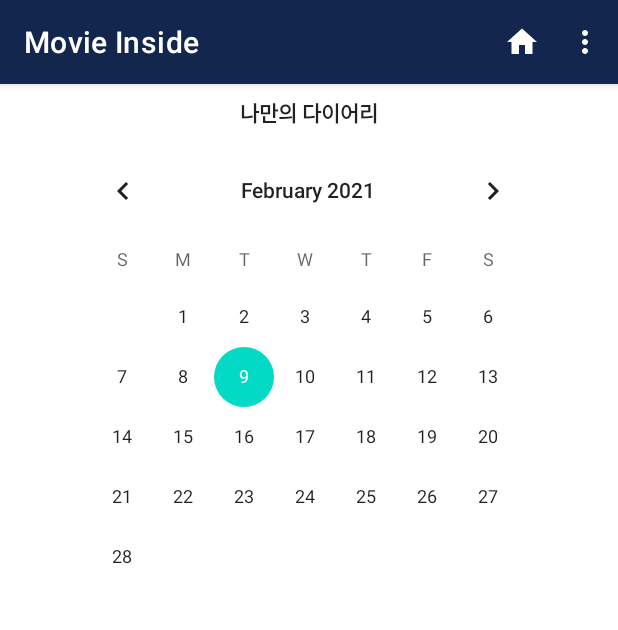
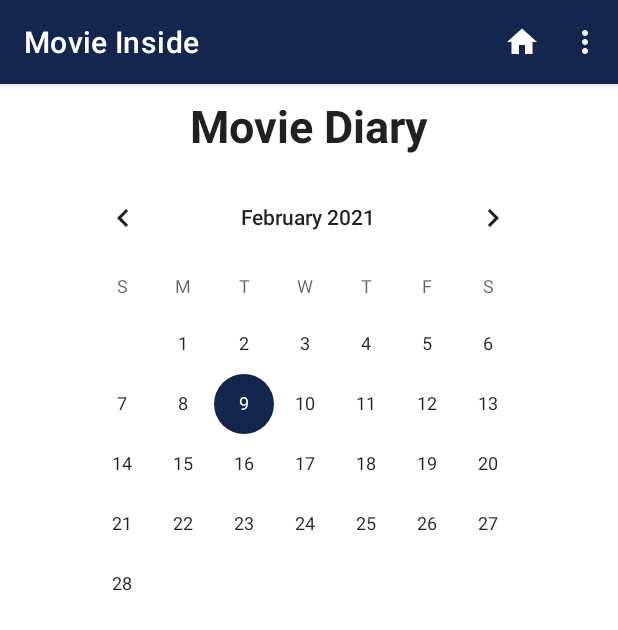
Before and after one commit to su0su/MovieInside, an Android app: the CalenderActivity screen opened directly, with no data from a screen before it, on a phone screen of 412 x 824 dp. Shown: the top 630 px of the screen. Run offline under Robolectric (Android 15) with nearby library versions, the phone set to English and light mode, and no system bars; pictures from the network do not load.

Commit message:
캘린더 수정

```diff
--- /dev/null
+++ b/app/src/main/res/drawable-v24/line.xml
@@ -0,0 +1,17 @@
+<?xml version="1.0" encoding="utf-8"?>
+<layer-list xmlns:android="http://schemas.android.com/apk/res/android" >
+
+    <item>
+        <shape android:shape="rectangle">
+            <stroke android:width="5dp" android:color="@color/navy" />
+            <solid android:color="#ffffff" />
+        </shape>
+    </item>
+
+    <item android:bottom="3dp">
+        <shape android:shape="rectangle">
+            <stroke android:width="5dp" android:color="#ffffff" />
+            <solid android:color="#00000000" />
+        </shape>
+    </item>
+</layer-list>
--- a/app/src/main/res/layout/calender.xml
+++ b/app/src/main/res/layout/calender.xml
@@ -2,6 +2,7 @@
 <androidx.constraintlayout.widget.ConstraintLayout
     xmlns:android="http://schemas.android.com/apk/res/android"
     xmlns:app="http://schemas.android.com/apk/res-auto"
+    xmlns:tools="http://schemas.android.com/tools"
     android:layout_width="match_parent"
     android:layout_height="match_parent">
 
@@ -10,7 +11,7 @@
         android:layout_width="328dp"
         android:layout_height="310dp"
         android:layout_marginStart="8dp"
-        android:layout_marginTop="8dp"
+        android:layout_marginTop="4dp"
         android:layout_marginEnd="8dp"
         app:layout_constraintEnd_toEndOf="parent"
         app:layout_constraintHorizontal_bias="0.488"
@@ -22,7 +23,6 @@
         android:layout_width="0dp"
         android:layout_height="wrap_content"
         android:layout_marginStart="8dp"
-        android:layout_marginTop="8dp"
         android:layout_marginEnd="8dp"
         android:gravity="center"
         android:textAppearance="@style/TextAppearance.AppCompat.Large"
@@ -33,11 +33,14 @@
 
     <TextView
         android:id="@+id/textView2"
-        android:layout_width="0dp"
-        android:layout_height="0dp"
+        android:layout_width="382dp"
+        android:layout_height="91dp"
         android:layout_marginStart="8dp"
+        android:layout_marginTop="4dp"
         android:layout_marginEnd="8dp"
-        android:gravity="center"
+        android:background="@drawable/line"
+        android:gravity="start"
+        android:textColor="@color/black"
         android:visibility="invisible"
         app:layout_constraintBottom_toBottomOf="@+id/contextEditText"
         app:layout_constraintEnd_toEndOf="parent"
@@ -49,10 +52,10 @@
 
     <EditText
         android:id="@+id/contextEditText"
-        android:layout_width="394dp"
-        android:layout_height="92dp"
+        android:layout_width="384dp"
+        android:layout_height="94dp"
         android:layout_marginStart="8dp"
-        android:layout_marginTop="12dp"
+        android:layout_marginTop="4dp"
         android:layout_marginEnd="8dp"
         android:ems="10"
         android:hint="내용을 입력하세요."
@@ -69,9 +72,10 @@
         android:layout_height="wrap_content"
         android:layout_marginStart="8dp"
         android:layout_marginEnd="8dp"
+        android:layout_marginBottom="8dp"
         android:text="수정"
         android:visibility="invisible"
-        app:layout_constraintBaseline_toBaselineOf="@+id/save_Btn"
+        app:layout_constraintBottom_toBottomOf="parent"
         app:layout_constraintEnd_toStartOf="@+id/del_Btn"
         app:layout_constraintHorizontal_bias="1.0"
         app:layout_constraintStart_toStartOf="parent" />
@@ -83,8 +87,10 @@
         android:layout_marginStart="8dp"
         android:layout_marginTop="4dp"
         android:layout_marginEnd="8dp"
+        android:layout_marginBottom="8dp"
         android:text="저장"
         android:visibility="invisible"
+        app:layout_constraintBottom_toBottomOf="parent"
         app:layout_constraintEnd_toEndOf="parent"
         app:layout_constraintHorizontal_bias="0.0"
         app:layout_constraintStart_toStartOf="parent"
@@ -95,22 +101,23 @@
         android:layout_width="176dp"
         android:layout_height="wrap_content"
         android:layout_marginEnd="8dp"
+        android:layout_marginBottom="8dp"
         android:text="삭제"
         android:visibility="invisible"
-        app:layout_constraintBaseline_toBaselineOf="@+id/cha_Btn"
+        app:layout_constraintBottom_toBottomOf="parent"
         app:layout_constraintEnd_toEndOf="@+id/save_Btn" />
 
     <TextView
         android:id="@+id/textView3"
-        android:layout_width="368dp"
-        android:layout_height="21dp"
+        android:layout_width="372dp"
+        android:layout_height="47dp"
         android:layout_marginStart="8dp"
-        android:layout_marginTop="8dp"
+        android:layout_marginTop="4dp"
         android:layout_marginEnd="8dp"
         android:gravity="center"
-        android:text="나만의 다이어리"
+        android:text="Movie Diary"
         android:textAppearance="@style/TextAppearance.AppCompat.Large"
-        android:textSize="14sp"
+        android:textSize="30sp"
         android:textStyle="bold"
         app:layout_constraintEnd_toEndOf="parent"
         app:layout_constraintStart_toStartOf="parent"
@@ -119,10 +126,10 @@
     <RatingBar
         android:id="@+id/ratingBar"
         style="@android:style/Widget.DeviceDefault.Light.RatingBar.Indicator"
-        android:layout_width="180dp"
-        android:layout_height="36dp"
+        android:layout_width="175dp"
+        android:layout_height="39dp"
         android:layout_marginStart="200dp"
-        android:layout_marginTop="8dp"
+        android:layout_marginTop="4dp"
         android:layout_marginEnd="4dp"
         android:isIndicator="false"
         android:numStars="5"
@@ -136,13 +143,16 @@
 
     <TextView
         android:id="@+id/ratingText"
-        android:layout_width="179dp"
-        android:layout_height="36dp"
+        android:layout_width="184dp"
+        android:layout_height="39dp"
         android:layout_marginStart="200dp"
-        android:layout_marginTop="8dp"
+        android:layout_marginTop="4dp"
         android:layout_marginEnd="4dp"
+        android:background="@drawable/line"
         android:gravity="center"
-        android:textSize="30sp"
+        android:textColor="@color/black"
+        android:textSize="18sp"
+        android:visibility="invisible"
         app:layout_constraintEnd_toEndOf="parent"
         app:layout_constraintStart_toStartOf="parent"
         app:layout_constraintTop_toBottomOf="@+id/diaryTextView" />
@@ -152,7 +162,7 @@
         android:layout_width="180dp"
         android:layout_height="39dp"
         android:layout_marginStart="18dp"
-        android:layout_marginTop="8dp"
+        android:layout_marginTop="4dp"
         android:layout_marginEnd="4dp"
         android:ems="10"
         android:hint="제목 입력"
@@ -169,11 +179,13 @@
         android:layout_width="180dp"
         android:layout_height="39dp"
         android:layout_marginStart="18dp"
-        android:layout_marginTop="8dp"
+        android:layout_marginTop="4dp"
         android:layout_marginEnd="4dp"
+        android:background="@drawable/line"
         android:ems="10"
         android:gravity="center"
-        android:textSize="24sp"
+        android:textColor="@color/black"
+        android:textSize="18sp"
         android:visibility="invisible"
         app:layout_constraintEnd_toStartOf="@+id/ratingBar"
         app:layout_constraintHorizontal_bias="0.0"
--- a/app/src/main/res/values/themes.xml
+++ b/app/src/main/res/values/themes.xml
@@ -6,8 +6,8 @@
         <item name="colorPrimaryVariant">@color/navy</item>
         <item name="colorOnPrimary">@color/white</item>
         <!-- Secondary brand color. -->
-        <item name="colorSecondary">@color/teal_200</item>
-        <item name="colorSecondaryVariant">@color/teal_700</item>
+        <item name="colorSecondary">@color/navy</item>
+        <item name="colorSecondaryVariant">@color/navy</item>
         <item name="colorOnSecondary">@color/black</item>
         <!-- Status bar color. -->
         <item name="android:statusBarColor" tools:targetApi="l">?attr/colorPrimaryVariant</item>
```
